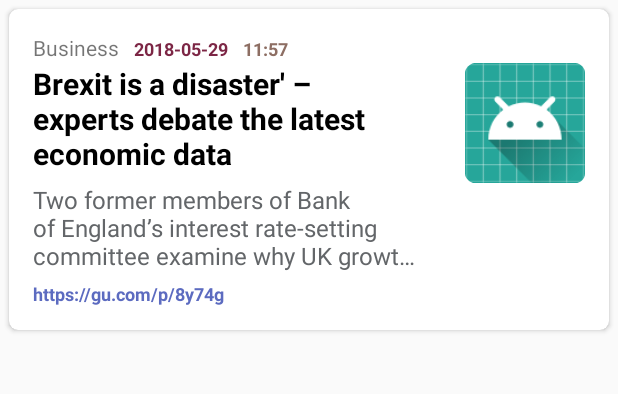
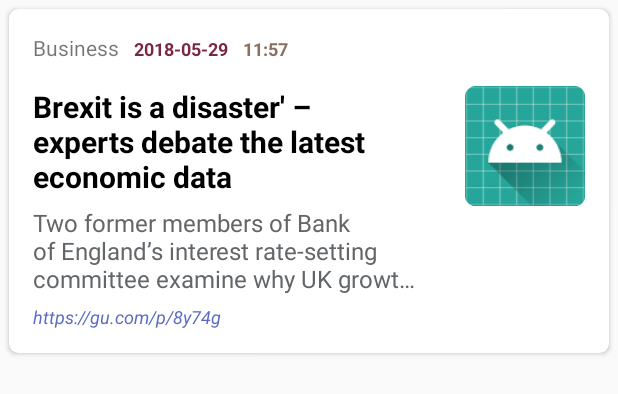
Before and after one commit to thewisemo/YourNews, an Android app: the layout list_item.xml on its own in the app's theme, with its tools: preview values and no code run, on a phone screen of 412 x 824 dp. Shown: the top 394 px of the screen. Run offline under Robolectric (Android 15) with nearby library versions, the phone set to English and light mode, and no system bars.

Commit message:
Updated project for reviewing...

```diff
--- a/app/src/main/res/layout-v21/list_item.xml
+++ b/app/src/main/res/layout-v21/list_item.xml
@@ -18,7 +18,7 @@
             android:layout_width="@dimen/storyImageSize"
             android:layout_height="@dimen/storyImageSize"
             android:layout_gravity="end"
-            android:layout_marginTop="@dimen/twentyDp"
+            android:layout_marginTop="@dimen/thirtyFiveDp"
             android:contentDescription="@string/story_image_thumbnail"
             android:scaleType="centerCrop"
             android:src="@mipmap/ic_launcher" />
@@ -57,7 +57,7 @@
             android:layout_width="match_parent"
             android:layout_height="match_parent"
             android:layout_marginEnd="@dimen/storyTextMargin"
-            android:layout_marginTop="@dimen/twentyDp"
+            android:layout_marginTop="@dimen/thirtyFiveDp"
             android:orientation="vertical">
             <!--Story Head Line TV-->
             <TextView
--- a/app/src/main/res/layout/list_item.xml
+++ b/app/src/main/res/layout/list_item.xml
@@ -18,7 +18,7 @@
             android:layout_width="@dimen/storyImageSize"
             android:layout_height="@dimen/storyImageSize"
             android:layout_gravity="end"
-            android:layout_marginTop="@dimen/twentyDp"
+            android:layout_marginTop="@dimen/thirtyFiveDp"
             android:contentDescription="@string/story_image_thumbnail"
             android:scaleType="centerCrop"
             android:src="@mipmap/ic_launcher" />
@@ -60,7 +60,7 @@
             android:layout_height="match_parent"
             android:layout_marginEnd="@dimen/storyTextMargin"
             android:layout_marginRight="@dimen/storyTextMargin"
-            android:layout_marginTop="@dimen/twentyDp"
+            android:layout_marginTop="@dimen/thirtyFiveDp"
             android:orientation="vertical">
             <!--Story Head Line TV-->
             <TextView
--- a/app/src/main/res/values-v21/styles.xml
+++ b/app/src/main/res/values-v21/styles.xml
@@ -13,9 +13,9 @@
         <item name="android:textStyle">bold</item>
     </style>
     <!--Story Section Name-->
-    <style name="SwitchTextAppearance" parent="@android:style/TextAppearance.Holo.Small">
+    <style name="sectionName">
         <item name="android:textSize">@dimen/fourteenSp</item>
-        <item name="android:textColor">@android:color/white</item>
+        <item name="android:textStyle">bold</item>
     </style>
     <!--Story Date-->
     <style name="storyDate">
@@ -37,7 +37,7 @@
     <!--Story Short URL-->
     <style name="storyShortUrl">
         <item name="android:textSize">@dimen/twelveSp</item>
-        <item name="android:textStyle">bold</item>
+        <item name="android:textStyle">italic</item>
         <item name="android:textColor">@color/shortUrl</item>
     </style>
 </resources>
--- a/app/src/main/res/values/styles.xml
+++ b/app/src/main/res/values/styles.xml
@@ -15,7 +15,7 @@
     <!--Story Section Name-->
     <style name="sectionName">
         <item name="android:textSize">@dimen/fourteenSp</item>
-        <item name="android:textColor">@android:color/white</item>
+        <item name="android:textStyle">bold</item>
     </style>
     <!--Story Date-->
     <style name="storyDate">
@@ -37,7 +37,7 @@
     <!--Story Short URL-->
     <style name="storyShortUrl">
         <item name="android:textSize">@dimen/twelveSp</item>
-        <item name="android:textStyle">bold</item>
+        <item name="android:textStyle">italic</item>
         <item name="android:textColor">@color/shortUrl</item>
     </style>
 </resources>
```
Also changed, not shown: app/src/main/java/com/example/android/yournews/StoryAdapter.java (+11 -14 lines), app/src/main/res/values/colors.xml (+7 -7 lines).
